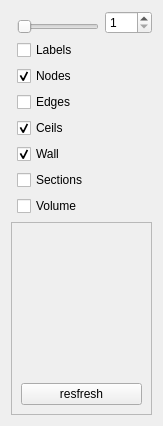
Qt form viewer_3d/viewer_3d_controls.ui (Oslandia/albion) before a commit.
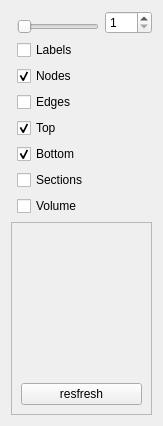
The same form after that commit. Icons and pictures are not drawn.

What changed in the file:
```diff
--- a/viewer_3d/viewer_3d_controls.ui
+++ b/viewer_3d/viewer_3d_controls.ui
@@ -147,7 +147,7 @@
    <item row="12" column="1">
     <widget class="QCheckBox" name="ceilsCheckBox">
      <property name="text">
-      <string>Ceils</string>
+      <string>Top</string>
      </property>
      <property name="checked">
       <bool>true</bool>
@@ -157,7 +157,7 @@
    <item row="13" column="1">
     <widget class="QCheckBox" name="wallsCheckBox">
      <property name="text">
-      <string>Wall</string>
+      <string>Bottom</string>
      </property>
      <property name="checked">
       <bool>true</bool>
```
Left out of the diff: 4 changed lines with no effect on the pictures.
